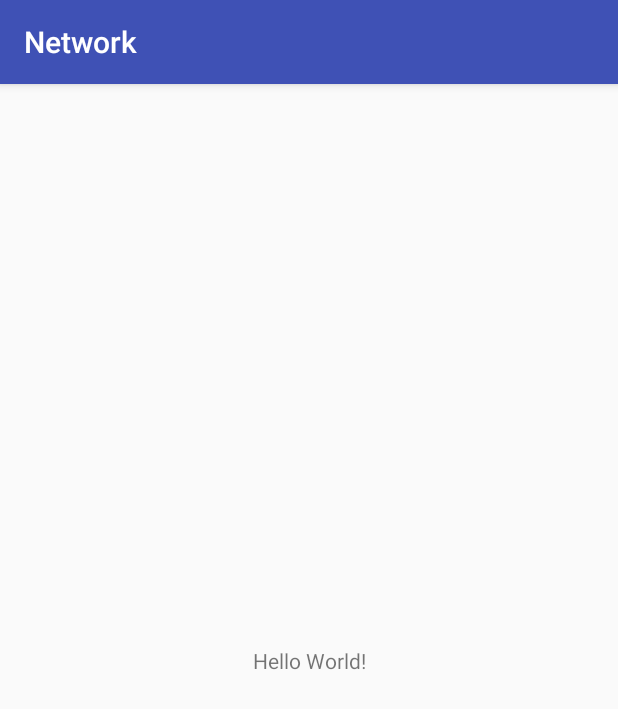
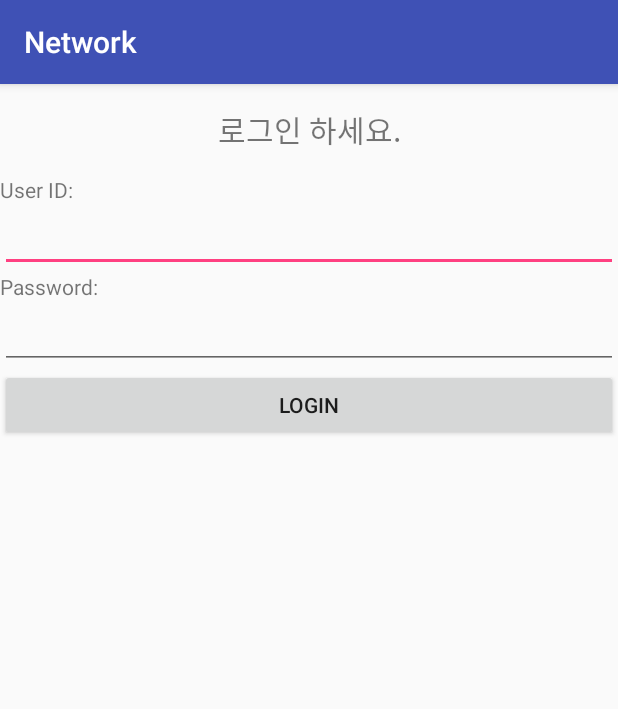
Before and after one commit to SBSide/Network, an Android app: the screen it shows after launch (MainActivity before the commit, Login after it), on a phone screen of 412 x 824 dp. Shown: the top 709 px of the screen. Run offline under Robolectric (Android 15) with nearby library versions, the phone set to English and light mode, and no system bars.

```diff
--- /dev/null
+++ b/app/src/main/res/layout/activity_login.xml
@@ -0,0 +1,48 @@
+<?xml version="1.0" encoding="utf-8"?>
+<LinearLayout xmlns:android="http://schemas.android.com/apk/res/android"
+    xmlns:app="http://schemas.android.com/apk/res-auto"
+    xmlns:tools="http://schemas.android.com/tools"
+    android:layout_width="match_parent"
+    android:layout_height="match_parent"
+    android:orientation="vertical"
+    tools:context="com.ivsa.network.Login">
+
+    <TextView
+        android:id="@+id/tmsg"
+        android:layout_width="match_parent"
+        android:layout_height="wrap_content"
+        android:gravity="center"
+        android:padding="15dp"
+        android:textSize="20dp"
+        android:text="로그인 하세요." />
+
+    <TextView
+        android:layout_width="match_parent"
+        android:layout_height="wrap_content"
+        android:text="User ID:" />
+
+    <EditText
+        android:id="@+id/etuser"
+        android:layout_width="match_parent"
+        android:layout_height="wrap_content"
+        android:ems="10"/>
+
+    <TextView
+        android:layout_width="match_parent"
+        android:layout_height="wrap_content"
+        android:text="Password:" />
+
+    <EditText
+        android:id="@+id/etpw"
+        android:layout_width="match_parent"
+        android:layout_height="wrap_content"
+        android:inputType="textPassword"
+        android:ems="10"/>
+
+    <Button
+        android:id="@+id/login"
+        android:onClick="onClick"
+        android:layout_width="match_parent"
+        android:layout_height="wrap_content"
+        android:text="login" />
+</LinearLayout>
--- a/app/src/main/res/layout/activity_main.xml
+++ b/app/src/main/res/layout/activity_main.xml
@@ -1,18 +1,6 @@
 <?xml version="1.0" encoding="utf-8"?>
-<android.support.constraint.ConstraintLayout xmlns:android="http://schemas.android.com/apk/res/android"
-    xmlns:app="http://schemas.android.com/apk/res-auto"
-    xmlns:tools="http://schemas.android.com/tools"
-    android:layout_width="match_parent"
-    android:layout_height="match_parent"
-    tools:context="com.ivsa.network.MainActivity">
-
-    <TextView
-        android:layout_width="wrap_content"
-        android:layout_height="wrap_content"
-        android:text="Hello World!"
-        app:layout_constraintBottom_toBottomOf="parent"
-        app:layout_constraintLeft_toLeftOf="parent"
-        app:layout_constraintRight_toRightOf="parent"
-        app:layout_constraintTop_toTopOf="parent" />
-
-</android.support.constraint.ConstraintLayout>
+<LinearLayout xmlns:android="http://schemas.android.com/apk/res/android" xmlns:app="http://schemas.android.com/apk/res-auto" xmlns:tools="http://schemas.android.com/tools" android:orientation="vertical" android:gravity="center" android:layout_width="match_parent" android:layout_height="match_parent" tools:context="com.example.sw_center_01.networking.MainActivity">
+    <TextView android:text="메세지를 입력하세요" android:layout_width="wrap_content" android:layout_height="wrap_content"/>
+    <EditText android:background="#fce1e1" android:id="@+id/etmsg" android:layout_width="match_parent" android:layout_height="wrap_content"/>
+    <Button android:text="Send!!!" android:onClick="onClick" android:layout_width="wrap_content" android:layout_height="wrap_content"/>
+</LinearLayout>
```
Also changed, not shown: app/src/main/AndroidManifest.xml (+8 -1 lines), app/src/main/java/com/ivsa/network/ChatSV.java (added, +33 -0 lines), app/src/main/java/com/ivsa/network/Login.java (added, +87 -0 lines), app/src/main/java/com/ivsa/network/Main2Activity.java (added, +63 -0 lines), app/src/main/java/com/ivsa/network/MainActivity.java (+53 -0 lines), app/src/main/java/com/ivsa/network/RSSRead.java (added, +129 -0 lines), app/src/main/res/layout/activity_main2.xml (added, +37 -0 lines), app/src/main/res/layout/activity_rssread.xml (added, +22 -0 lines).
